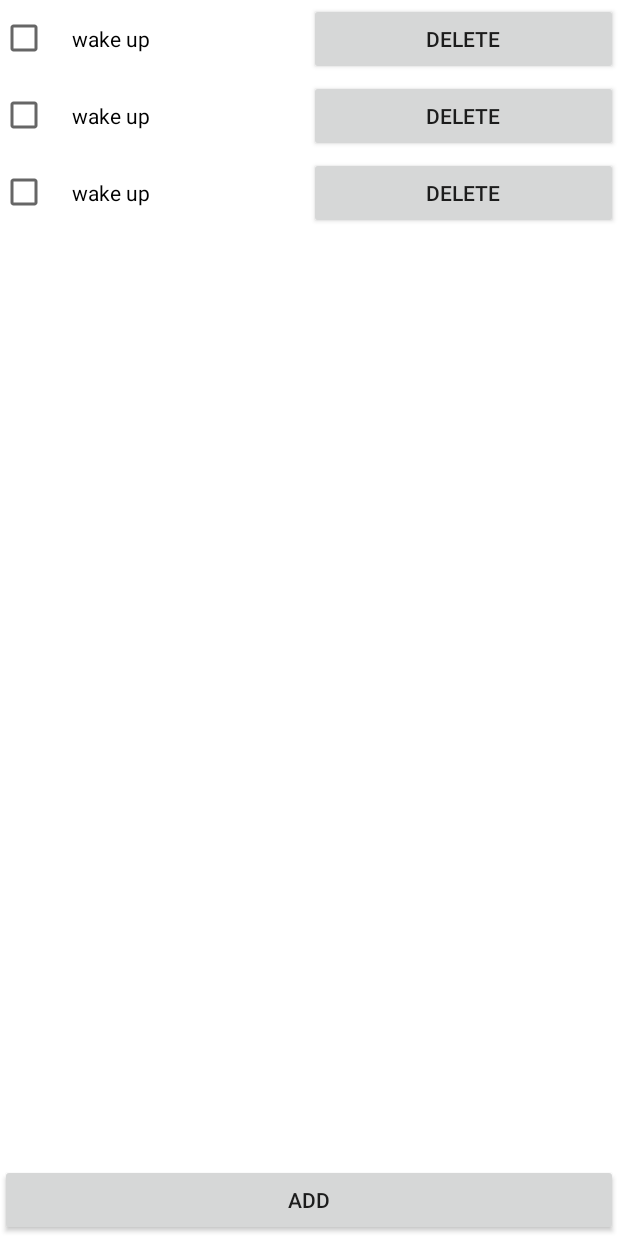
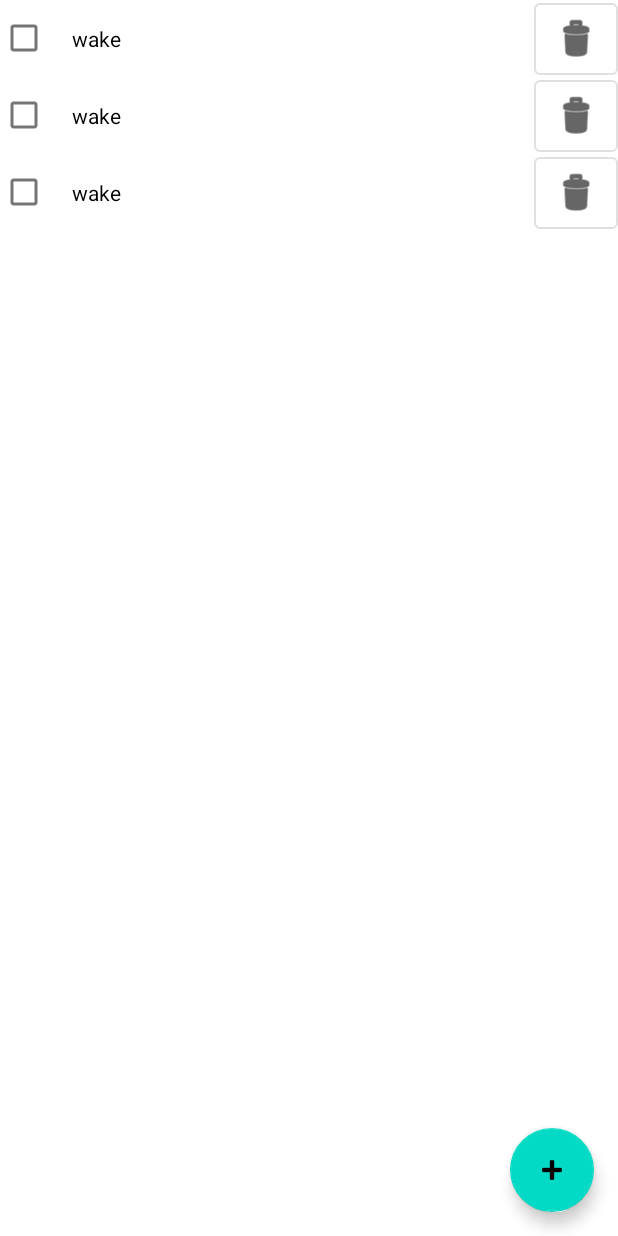
Before and after one commit to houzx2581396/todo-list-android, an Android app: the layout todo_list_fragment.xml on its own in the app's theme, with its tools: preview values and no code run, on a phone screen of 412 x 824 dp. Run offline under Robolectric (Android 15) with nearby library versions, the phone set to English and light mode, and no system bars.

Commit message:
Modify Ui

```diff
--- a/app/src/main/res/layout/mission_item.xml
+++ b/app/src/main/res/layout/mission_item.xml
@@ -1,28 +1,25 @@
 <?xml version="1.0" encoding="utf-8"?>
 <LinearLayout xmlns:android="http://schemas.android.com/apk/res/android"
+    xmlns:app="http://schemas.android.com/apk/res-auto"
     xmlns:tools="http://schemas.android.com/tools"
-    android:layout_width="match_parent"
-    android:layout_height="wrap_content"
-    android:orientation="vertical">
-
-    <LinearLayout
     android:layout_width="match_parent"
     android:layout_height="wrap_content">
 
-        <androidx.appcompat.widget.AppCompatCheckBox
+    <com.google.android.material.checkbox.MaterialCheckBox
         android:id="@+id/mission_item"
-            android:layout_width="match_parent"
+        android:layout_width="0dp"
         android:layout_height="wrap_content"
         android:layout_weight="1"
         android:padding="16dp"
-            tools:text="wake up" />
+        tools:text="wake"
+        tools:textSize="16sp" />
 
-        <androidx.appcompat.widget.AppCompatButton
+    <com.google.android.material.button.MaterialButton
         android:id="@+id/delete_mission_btn"
-            android:layout_width="match_parent"
+        style="@style/Widget.App.Button.OutlinedButton.IconOnly"
+        android:layout_width="wrap_content"
         android:layout_height="wrap_content"
-            android:layout_weight="1"
-            android:text="delete" />
-    </LinearLayout>
+        app:icon="@android:drawable/ic_menu_delete"
+        app:iconTint="@color/black" />
 
 </LinearLayout>
--- a/app/src/main/res/layout/todo_list_fragment.xml
+++ b/app/src/main/res/layout/todo_list_fragment.xml
@@ -13,11 +13,15 @@
         android:layout_height="match_parent"
         tools:listitem="@layout/mission_item" />
 
-    <androidx.appcompat.widget.AppCompatButton
+    <com.google.android.material.floatingactionbutton.FloatingActionButton
         android:id="@+id/add_mission_btn"
-        android:layout_width="match_parent"
+        android:layout_width="wrap_content"
         android:layout_height="wrap_content"
-        android:text="@string/add"
-        app:layout_constraintBottom_toBottomOf="parent" />
+        app:layout_constraintBottom_toBottomOf="parent"
+        app:layout_constraintEnd_toEndOf="parent"
+        android:layout_margin="16dp"
+        android:contentDescription="@string/add"
+        app:srcCompat="@android:drawable/ic_input_add" />
+
 
 </androidx.constraintlayout.widget.ConstraintLayout>
--- /dev/null
+++ b/app/src/main/res/values/styles.xml
@@ -0,0 +1,12 @@
+<?xml version="1.0" encoding="utf-8"?>
+<resources>
+    <style name="Widget.App.Button.OutlinedButton.IconOnly" parent="Widget.MaterialComponents.Button.OutlinedButton">
+        <item name="iconPadding">0dp</item>
+        <item name="android:insetTop">0dp</item>
+        <item name="android:insetBottom">0dp</item>
+        <item name="android:paddingLeft">12dp</item>
+        <item name="android:paddingRight">12dp</item>
+        <item name="android:minWidth">48dp</item>
+        <item name="android:minHeight">48dp</item>
+    </style>
+</resources>
```
Lines whose indentation alone changed are shown as unchanged.
